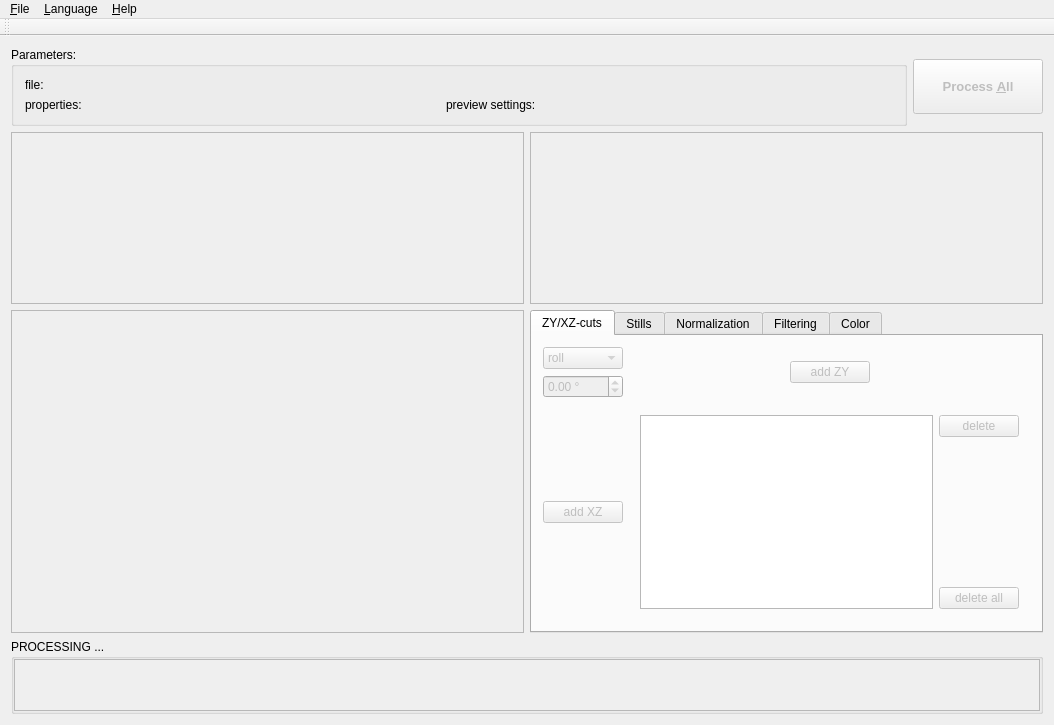
First picture: the form in source/mainwindow.ui, repository jkriege2/SlitScanGenerator, before the edit.
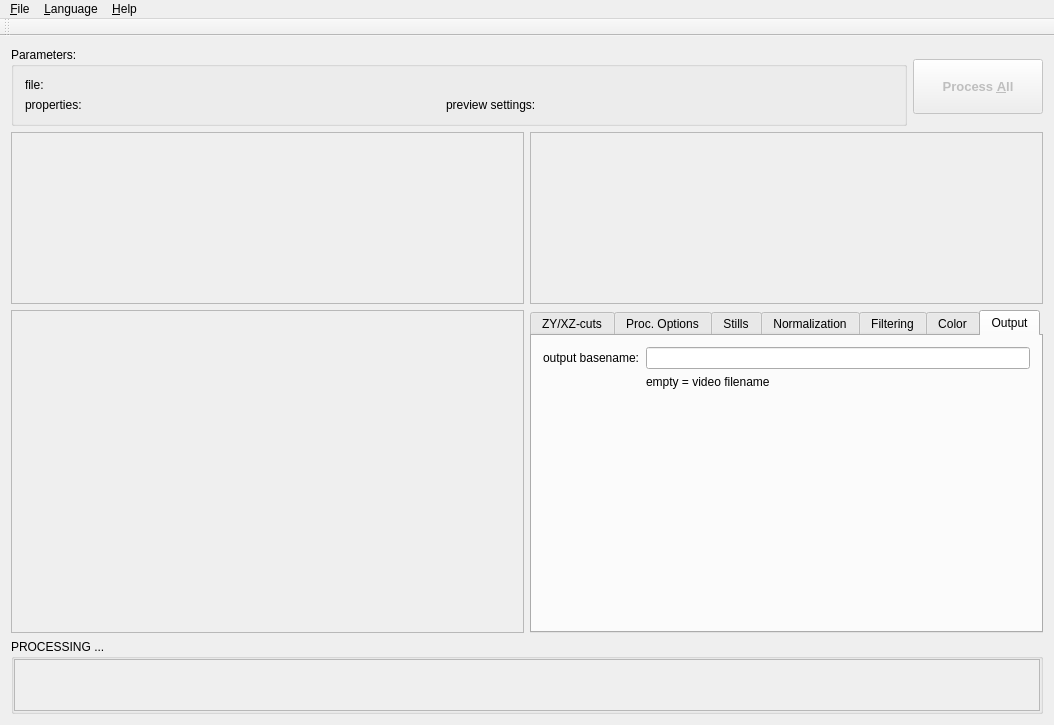
Second picture: the form after the edit. The open tabs and pages were chosen to show the change. Icons and pictures are not drawn. Custom widgets are drawn as their Qt base class.

Commit message: added option to select interpolation method added option to set output basename bugfix: saveINI overwrites Video

```diff
--- a/source/mainwindow.ui
+++ b/source/mainwindow.ui
@@ -303,6 +303,39 @@
         </item>
        </layout>
       </widget>
+      <widget class="QWidget" name="tabProcessingOptions">
+       <attribute name="title">
+        <string>Proc. Options</string>
+       </attribute>
+       <layout class="QFormLayout" name="formLayout_6">
+        <item row="0" column="0">
+         <widget class="QLabel" name="label_17">
+          <property name="text">
+           <string>Interpolation Method:</string>
+          </property>
+         </widget>
+        </item>
+        <item row="0" column="1">
+         <widget class="QComboBox" name="cmbInterpolation">
+          <item>
+           <property name="text">
+            <string>Nearest Neighbor (lowest quality)</string>
+           </property>
+          </item>
+          <item>
+           <property name="text">
+            <string>Linear</string>
+           </property>
+          </item>
+          <item>
+           <property name="text">
+            <string>Cubic (highest quality)</string>
+           </property>
+          </item>
+         </widget>
+        </item>
+       </layout>
+      </widget>
       <widget class="QWidget" name="tabStills">
        <attribute name="title">
         <string>Stills</string>
@@ -663,6 +696,56 @@
         </item>
        </layout>
       </widget>
+      <widget class="QWidget" name="tabOutput">
+       <attribute name="title">
+        <string>Output</string>
+       </attribute>
+       <layout class="QFormLayout" name="formLayout_7">
+        <item row="0" column="0">
+         <widget class="QLabel" name="label_18">
+          <property name="text">
+           <string>output basename:</string>
+          </property>
+         </widget>
+        </item>
+        <item row="0" column="1">
+         <widget class="QLineEdit" name="edtOutputBasename"/>
+        </item>
+        <item row="1" column="1">
+         <widget class="QLabel" name="label_19">
+          <property name="sizePolicy">
+           <sizepolicy hsizetype="Preferred" vsizetype="Minimum">
+            <horstretch>0</horstretch>
+            <verstretch>0</verstretch>
+           </sizepolicy>
+          </property>
+          <property name="text">
+           <string>empty = video filename</string>
+          </property>
+         </widget>
+        </item>
+        <item row="2" column="1">
+         <spacer name="verticalSpacer_2">
+          <property name="orientation">
+           <enum>Qt::Vertical</enum>
+          </property>
+          <property name="sizeHint" stdset="0">
+           <size>
+            <width>20</width>
+            <height>40</height>
+           </size>
+          </property>
+         </spacer>
+        </item>
+        <item row="1" column="0">
+         <widget class="QLabel" name="label_20">
+          <property name="text">
+           <string/>
+          </property>
+         </widget>
+        </item>
+       </layout>
+      </widget>
      </widget>
     </item>
     <item row="6" column="0" colspan="2">
```
Left out of the diff: 7 changed lines with no effect on the pictures. The commit also changes 8 other files.
